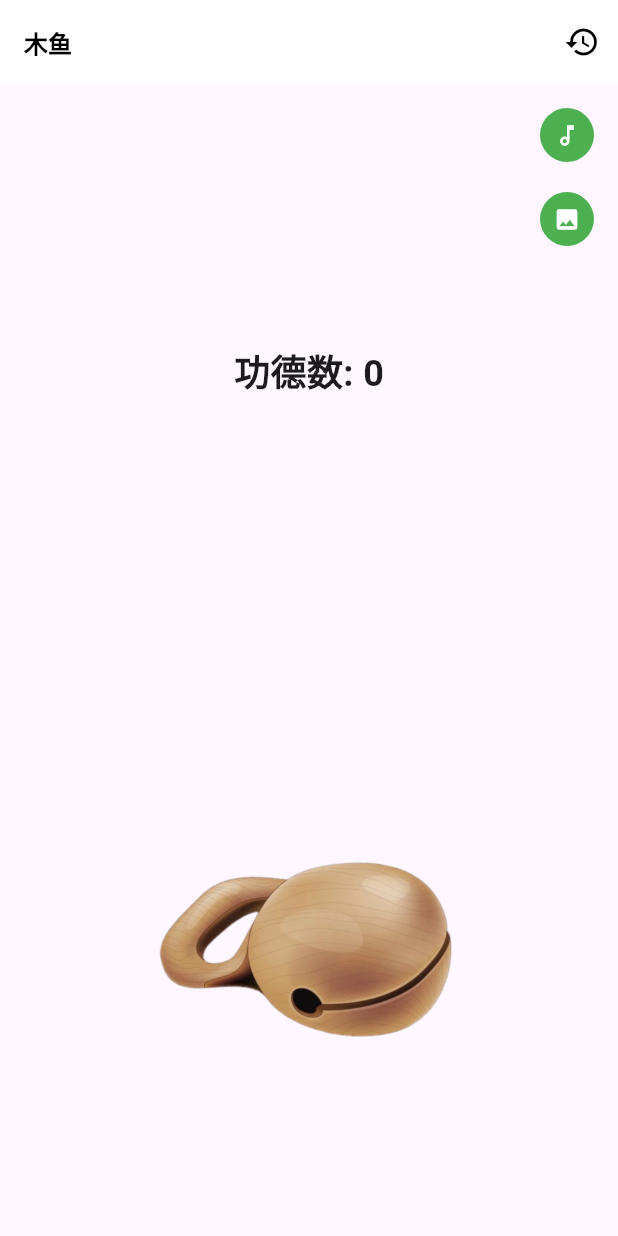
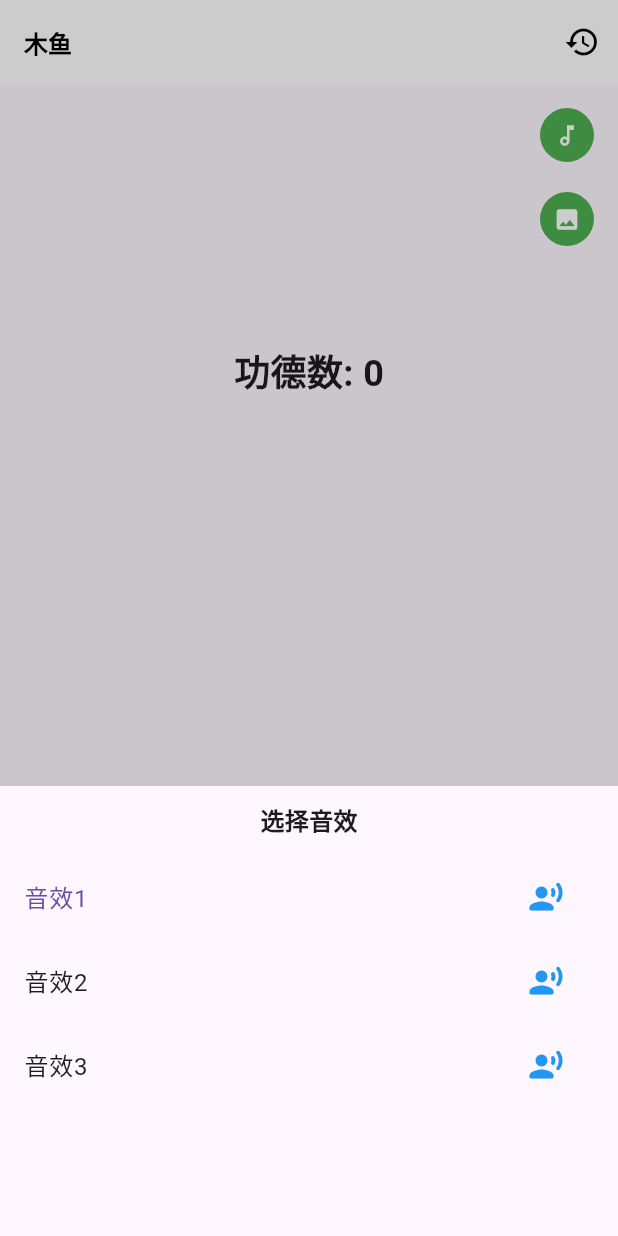
Before and after one commit to restrive14/flutter-demo, a Flutter app: the screen it shows after launch, after a tap on the "music note" icon, on a phone screen of 412 x 824 dp. Run offline on Flutter 3.47's test engine with Material 3 defaults, Android fonts, the phone set to English and light mode, and no system bars; missing offline and left inert: flame_audio.

Commit message:
feat: 切换敲击木鱼音频

```diff
--- /dev/null
+++ b/lib/muyu/audio_option_panel.dart
@@ -0,0 +1,66 @@
+import 'package:demo/model/AudioOption.dart';
+import 'package:flame_audio/flame_audio.dart';
+import 'package:flutter/material.dart';
+
+class AudioOptionPanel extends StatelessWidget {
+  final List<AudioOption> audioOptions;
+  final ValueChanged<int> onSelect;
+  final int activeIndex;
+
+  const AudioOptionPanel({
+    super.key,
+    required this.audioOptions,
+    required this.activeIndex,
+    required this.onSelect,
+  });
+
+  @override
+  Widget build(BuildContext context) {
+    const TextStyle labelStyle = TextStyle(
+      fontSize: 16,
+      fontWeight: FontWeight.bold,
+    );
+    return Material(
+      child: SizedBox(
+        height: 300,
+        child: Column(
+          children: [
+            Container(
+              height: 46,
+              alignment: Alignment.center,
+              child: const Text(
+                "选择音效",
+                style: labelStyle,
+              ),
+            ),
+            ...List.generate(
+              audioOptions.length,
+              (index) => _buildByIndex(index),
+            )
+          ],
+        ),
+      ),
+    );
+  }
+
+  Widget _buildByIndex(int index) {
+    return ListTile(
+      selected: index == activeIndex,
+      onTap: () => onSelect(index),
+      title: Text('${audioOptions[index].name}'),
+      trailing: IconButton(
+        splashRadius: 20,
+        onPressed: () => _tempPlay('${audioOptions[index].src}'),
+        icon: const Icon(
+          Icons.record_voice_over_rounded,
+          color: Colors.blue,
+        ),
+      ),
+    );
+  }
+
+  void _tempPlay(String src) async {
+    AudioPool pool = await FlameAudio.createPool(src, maxPlayers: 1);
+    pool.start();
+  }
+}
--- a/lib/muyu/muyu_page.dart
+++ b/lib/muyu/muyu_page.dart
@@ -1,6 +1,8 @@
 import 'dart:math';
+import 'package:demo/model/AudioOption.dart';
 import 'package:demo/model/ImageOption.dart';
 import 'package:demo/muyu/animate_text.dart';
+import 'package:demo/muyu/audio_option_panel.dart';
 import 'package:demo/muyu/image_option_panel.dart';
 import 'package:flame_audio/flame_audio.dart';
 import 'package:demo/muyu/asset_image.dart';
@@ -33,10 +35,27 @@ class _MuyuPageState extends State<MuyuPage> {
   // 音频
   AudioPool? pool;
 
+  // 音频列表
+  final List<AudioOption> audioOptions = const [
+    AudioOption(name: '音效1', src: 'muyu_1.mp3'),
+    AudioOption(name: '音效2', src: 'muyu_2.mp3'),
+    AudioOption(name: '音效3', src: 'muyu_3.mp3'),
+  ];
+  // 选中的音频索引
+  int _activeAudioIndex = 0;
+
+  // 切换音频
+  void _onSelectAudio(int value) {
+    Navigator.of(context).pop();
+    if (value == _activeAudioIndex) return;
+    _activeAudioIndex = value;
+    _initAudioPool('${audioOptions[value].src}');
+  }
+
   // 音频初始化
-  void _initAudioPool() async {
+  void _initAudioPool(String src) async {
     pool = await FlameAudio.createPool(
-      'muyu_1.mp3',
+      src,
       maxPlayers: 4,
     );
   }
@@ -44,7 +63,19 @@ class _MuyuPageState extends State<MuyuPage> {
   // 跳转历史记录页面
   void _toHistory() {}
   // 切换敲击音频
-  void _onTapSwitchAudio() {}
+  void _onTapSwitchAudio() {
+    showCupertinoModalPopup(
+      context: context,
+      builder: (BuildContext context) {
+        return AudioOptionPanel(
+          audioOptions: audioOptions,
+          activeIndex: _activeAudioIndex,
+          onSelect: _onSelectAudio,
+        );
+      },
+    );
+  }
+
   // 切换木鱼图片
   void _onTapSwitchImage() {
     showCupertinoModalPopup(
@@ -82,7 +113,7 @@ class _MuyuPageState extends State<MuyuPage> {
   @override
   void initState() {
     super.initState();
-    _initAudioPool();
+    _initAudioPool('${audioOptions[_activeAudioIndex].src}');
   }
 
   @override
```
